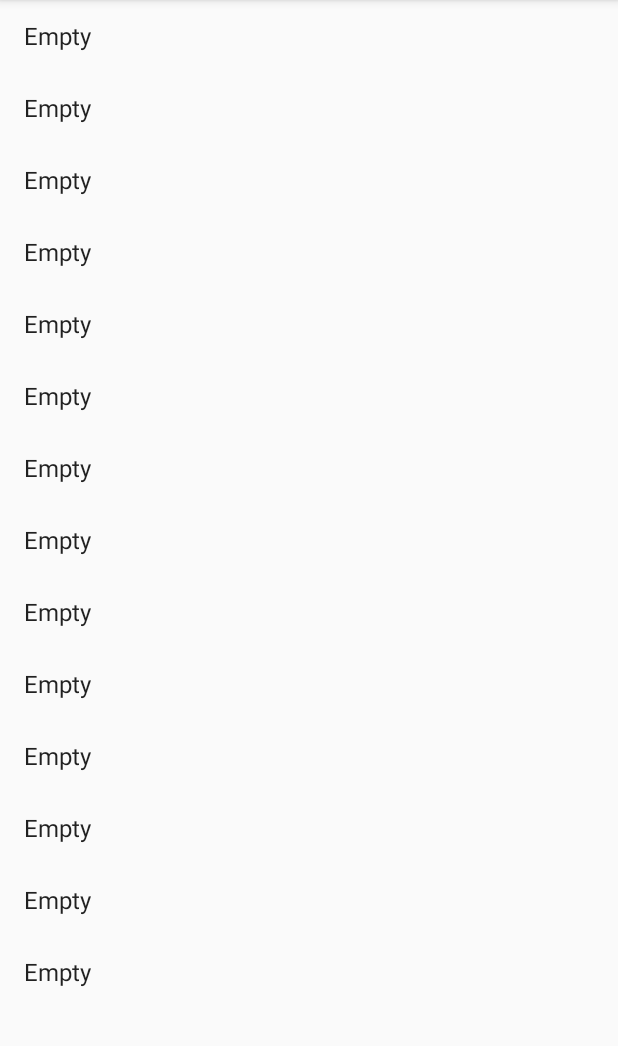
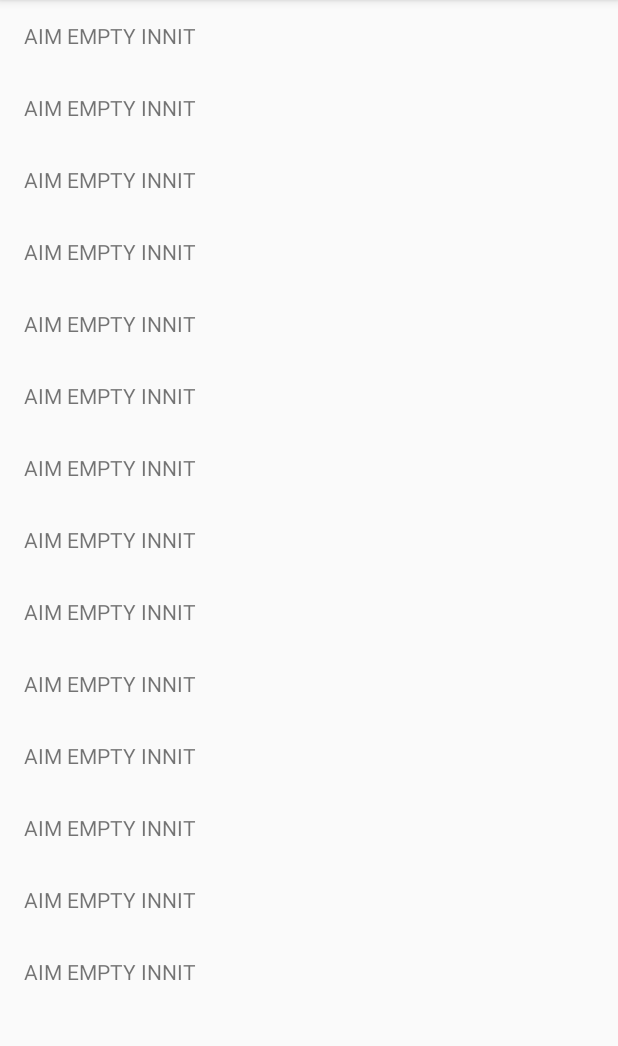
Before and after one commit to amlcurran/Whats-on, an Android app: the screen it shows after launch (WhatsOnActivity), on a phone screen of 412 x 824 dp, the part 84-1130 px from its top. Run offline under Robolectric (Android 15) with nearby library versions, the phone set to English and light mode, and no system bars; libraries missing offline, so code that uses them is left out: rx.android.schedulers, rx.functions, rx.schedulers; 1 statement that could not run was skipped.

Commit message:
Make the empty views lighter

```diff
--- /dev/null
+++ b/app/src/main/java/uk/co/amlcurran/social/CalendarItemViewHolder.java
@@ -0,0 +1,14 @@
+package uk.co.amlcurran.social;
+
+import android.support.v7.widget.RecyclerView;
+import android.view.View;
+
+public abstract class CalendarItemViewHolder<T extends CalendarItem> extends RecyclerView.ViewHolder {
+
+    public CalendarItemViewHolder(View itemView) {
+        super(itemView);
+    }
+
+    public abstract void bind(T item);
+
+}
--- /dev/null
+++ b/app/src/main/java/uk/co/amlcurran/social/EmptyViewHolder.java
@@ -0,0 +1,19 @@
+package uk.co.amlcurran.social;
+
+import android.view.View;
+import android.widget.TextView;
+
+public class EmptyViewHolder extends CalendarItemViewHolder<EmptyCalendarItem> {
+
+    private final TextView textView;
+
+    public EmptyViewHolder(View itemView) {
+        super(itemView);
+        textView = ((TextView) itemView.findViewById(R.id.textView));
+    }
+
+    @Override
+    public void bind(EmptyCalendarItem item) {
+        textView.setText("AIM EMPTY INNIT");
+    }
+}
--- /dev/null
+++ b/app/src/main/java/uk/co/amlcurran/social/EventViewHolder.java
@@ -0,0 +1,17 @@
+package uk.co.amlcurran.social;
+
+import android.view.View;
+import android.widget.TextView;
+
+public class EventViewHolder extends CalendarItemViewHolder<EventCalendarItem> {
+
+    public EventViewHolder(View itemView) {
+        super(itemView);
+    }
+
+    @Override
+    public void bind(EventCalendarItem item) {
+        ((TextView) itemView).setText(item.title());
+    }
+
+}
--- a/app/src/main/java/uk/co/amlcurran/social/WhatsOnActivity.java
+++ b/app/src/main/java/uk/co/amlcurran/social/WhatsOnActivity.java
@@ -123,31 +123,4 @@ public class WhatsOnActivity extends AppCompatActivity {
         };
     }
 
-    private static class EventCalendarItem implements CalendarItem {
-        private final String title;
-        private final long status;
-        private final int startDay;
-
-        public EventCalendarItem(String title, long status, int startDay) {
-            this.title = title;
-            this.status = status;
-            this.startDay = startDay;
-        }
-
-        @Override
-        public String title() {
-            return title;
-        }
-
-        @Override
-        public int startDay() {
-            return startDay;
-        }
-
-        @Override
-        public boolean isEmpty() {
-            return false;
-        }
-    }
-
 }
--- a/app/src/main/java/uk/co/amlcurran/social/WhatsOnAdapter.java
+++ b/app/src/main/java/uk/co/amlcurran/social/WhatsOnAdapter.java
@@ -5,33 +5,37 @@ import android.view.LayoutInflater;
 import android.view.ViewGroup;
 
 import rx.Observer;
-import uk.co.amlcurran.social.bootstrap.BasicViewHolder;
 import uk.co.amlcurran.social.bootstrap.ItemSource;
 
-public class WhatsOnAdapter extends RecyclerView.Adapter<BasicViewHolder<CalendarItem>> implements Observer<ItemSource<CalendarItem>> {
+public class WhatsOnAdapter extends RecyclerView.Adapter<CalendarItemViewHolder> implements Observer<ItemSource<CalendarItem>> {
+    private static final int TYPE_EVENT = 0;
+    private static final int TYPE_EMPTY = 1;
     private final LayoutInflater layoutInflater;
-    private final BasicViewHolder.Binder<CalendarItem> binder;
     private ItemSource<CalendarItem> source;
 
     public WhatsOnAdapter(LayoutInflater layoutInflater, ItemSource<CalendarItem> firstSource) {
         this.layoutInflater = layoutInflater;
-        this.binder = new BasicViewHolder.Binder<CalendarItem>() {
-            @Override
-            public String bindItem(CalendarItem item) {
-                return item.title();
-            }
-        };
         this.source = firstSource;
     }
 
     @Override
-    public BasicViewHolder<CalendarItem> onCreateViewHolder(ViewGroup parent, int viewType) {
-        return BasicViewHolder.from(layoutInflater, parent, binder);
+    public CalendarItemViewHolder onCreateViewHolder(ViewGroup parent, int viewType) {
+        if (viewType == TYPE_EVENT) {
+            return new EventViewHolder(layoutInflater.inflate(android.R.layout.simple_list_item_1, parent, false));
+        } else {
+            return new EmptyViewHolder(layoutInflater.inflate(R.layout.item_empty, parent, false));
+        }
     }
 
     @Override
-    public void onBindViewHolder(BasicViewHolder<CalendarItem> holder, int position) {
-        holder.bind(source.itemAt(position));
+    public void onBindViewHolder(CalendarItemViewHolder holder, int position) {
+        if (getItemViewType(position) != TYPE_EMPTY) {
+            EventCalendarItem eventCalendarItem = (EventCalendarItem) source.itemAt(position);
+            ((EventViewHolder) holder).bind(eventCalendarItem);
+        } else {
+            EmptyCalendarItem item = ((EmptyCalendarItem) source.itemAt(position));
+            ((EmptyViewHolder) holder).bind(item);
+        }
     }
 
     @Override
@@ -45,6 +49,11 @@ public class WhatsOnAdapter extends RecyclerView.Adapter<BasicViewHolder<Calenda
     }
 
     @Override
+    public int getItemViewType(int position) {
+        return source.itemAt(position).isEmpty() ? TYPE_EMPTY : TYPE_EVENT;
+    }
+
+    @Override
     public void onError(Throwable e) {
         e.printStackTrace();
     }
--- /dev/null
+++ b/app/src/main/res/layout/item_empty.xml
@@ -0,0 +1,17 @@
+<?xml version="1.0" encoding="utf-8"?>
+<LinearLayout xmlns:android="http://schemas.android.com/apk/res/android"
+              android:orientation="vertical"
+              android:layout_width="match_parent"
+              android:layout_height="48dip">
+
+    <TextView
+            android:layout_width="match_parent"
+            android:layout_height="match_parent"
+            android:text="Large Text"
+            android:id="@+id/textView"
+            style="@style/TextAppearance.AppCompat.Body1"
+            android:gravity="center_vertical"
+            android:paddingStart="16dip"
+            android:paddingEnd="16dip"
+            android:textColor="@color/secondary_text_default_material_light"/>
+</LinearLayout>
--- /dev/null
+++ b/core/src/main/java/uk/co/amlcurran/social/EventCalendarItem.java
@@ -0,0 +1,28 @@
+package uk.co.amlcurran.social;
+
+class EventCalendarItem implements CalendarItem {
+    private final String title;
+    private final long status;
+    private final int startDay;
+
+    public EventCalendarItem(String title, long status, int startDay) {
+        this.title = title;
+        this.status = status;
+        this.startDay = startDay;
+    }
+
+    @Override
+    public String title() {
+        return title;
+    }
+
+    @Override
+    public int startDay() {
+        return startDay;
+    }
+
+    @Override
+    public boolean isEmpty() {
+        return false;
+    }
+}
```
